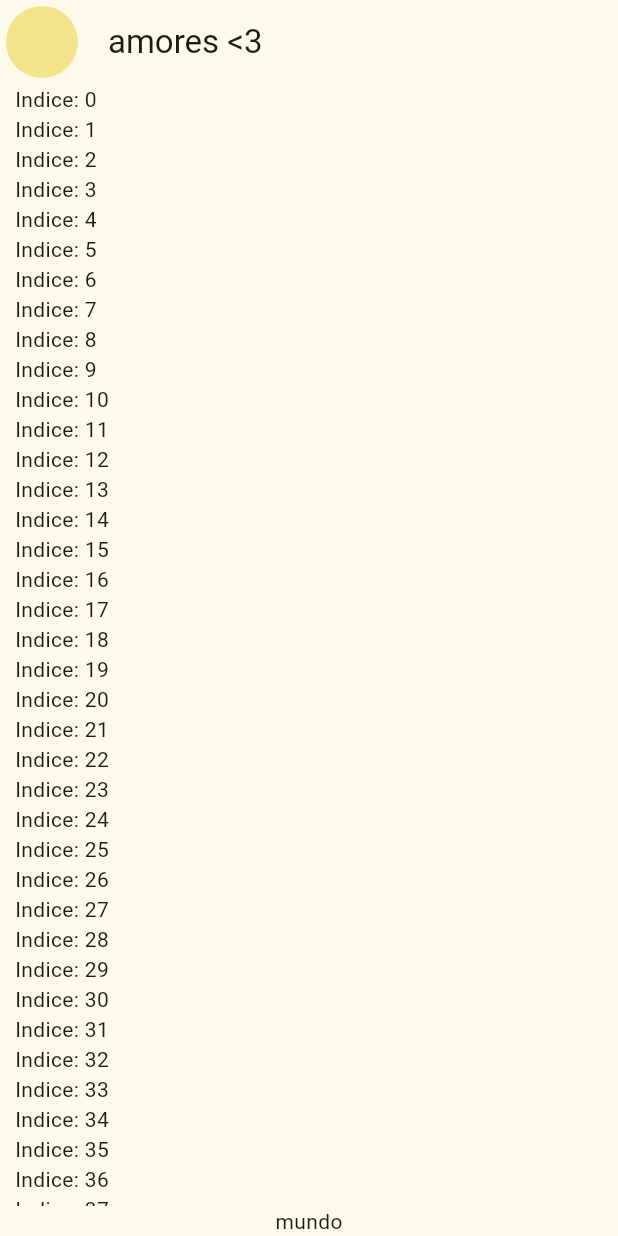
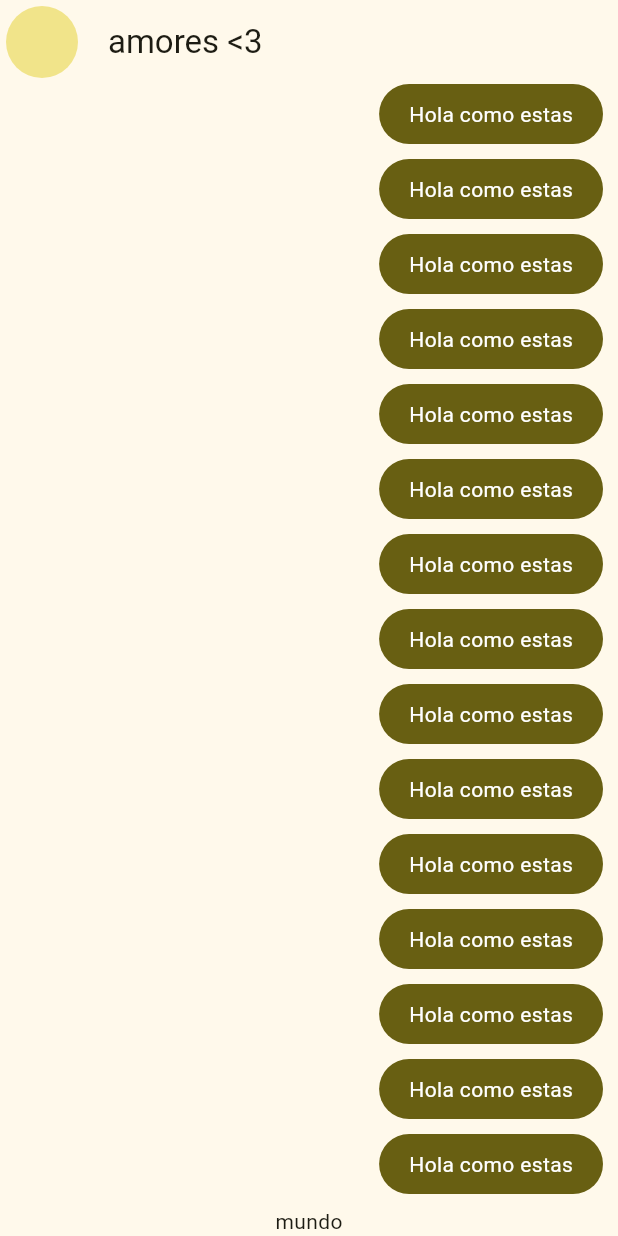
Before and after one commit to Erebuxs/Yes_No_App, a Flutter app: the screen it shows after launch, on a phone screen of 412 x 824 dp. Run offline on Flutter 3.47's test engine with Material 3 defaults, Android fonts, the phone set to English and light mode, and no system bars.

Commit message:
Mis mensajes - Burbujas Chat

```diff
--- a/lib/main.dart
+++ b/lib/main.dart
@@ -1,6 +1,6 @@
 import 'package:flutter/material.dart';
 import 'package:yes_no_app/config/theme/app_theme.dart';
-import 'package:yes_no_app/presentation/chat/chat_screen.dart';
+import 'package:yes_no_app/presentation/screens/chat/chat_screen.dart';
 
 void main() => runApp(const MyApp());
 
--- a/lib/presentation/chat/chat_screen.dart
+++ b/lib/presentation/screens/chat/chat_screen.dart
@@ -1,4 +1,5 @@
 import 'package:flutter/material.dart';
+import 'package:yes_no_app/presentation/widget/chat/my_message_bubble.dart';
 
 class ChatScreen extends StatelessWidget {
   const ChatScreen({super.key});
@@ -30,8 +31,9 @@ class _ChatView extends StatelessWidget {
         child: Column(
           children: [
             Expanded(child: ListView.builder(
+              itemCount: 100,
               itemBuilder: (context, index) {
-                return Text('Indice: $index');
+                return const MyMessageBubble();
               })
             ),
             Text('mundo')
--- /dev/null
+++ b/lib/presentation/widget/chat/my_message_bubble.dart
@@ -0,0 +1,27 @@
+import 'package:flutter/material.dart';
+
+class MyMessageBubble extends StatelessWidget {
+  const MyMessageBubble({super.key});
+
+  @override
+  Widget build(BuildContext context) {
+    final colors = Theme.of(context).colorScheme;
+
+    return Column(
+      crossAxisAlignment: CrossAxisAlignment.end,
+      children: [
+        Container(
+          decoration: BoxDecoration(
+            color: colors.primary,
+            borderRadius: BorderRadius.circular(20)
+          ),
+          child: const Padding(
+            padding: EdgeInsets.symmetric(horizontal: 20, vertical: 10),
+            child: Text('Hola como estas', style: TextStyle(color: Colors.white),),
+          ),
+        ),
+        const SizedBox(height: 10)
+      ],
+    );
+  }
+}
```
